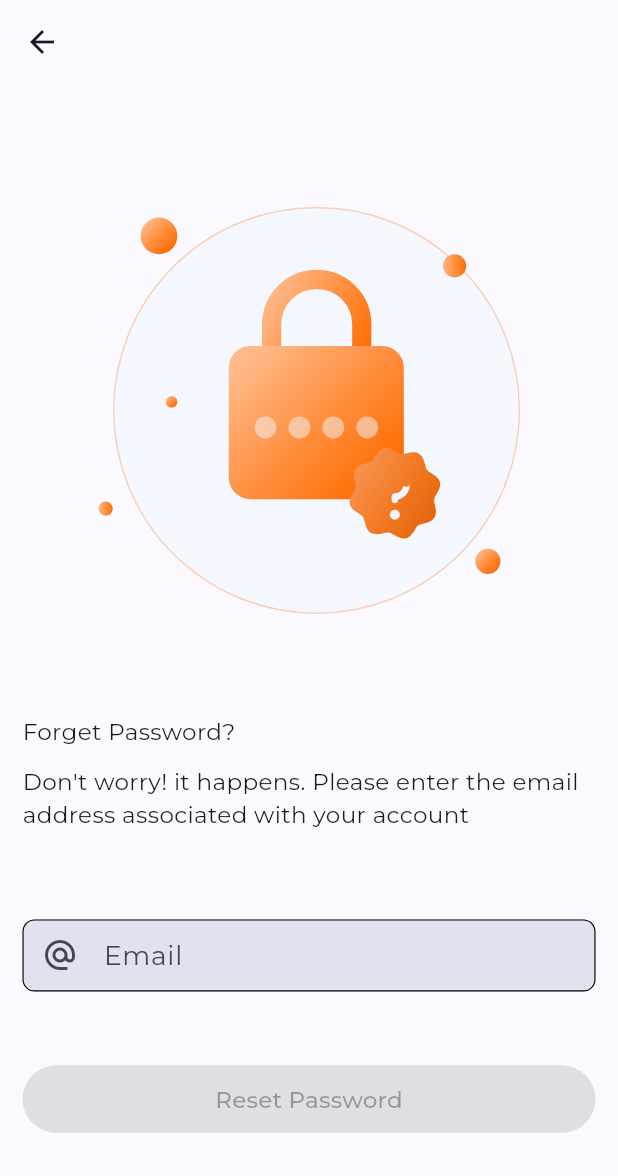
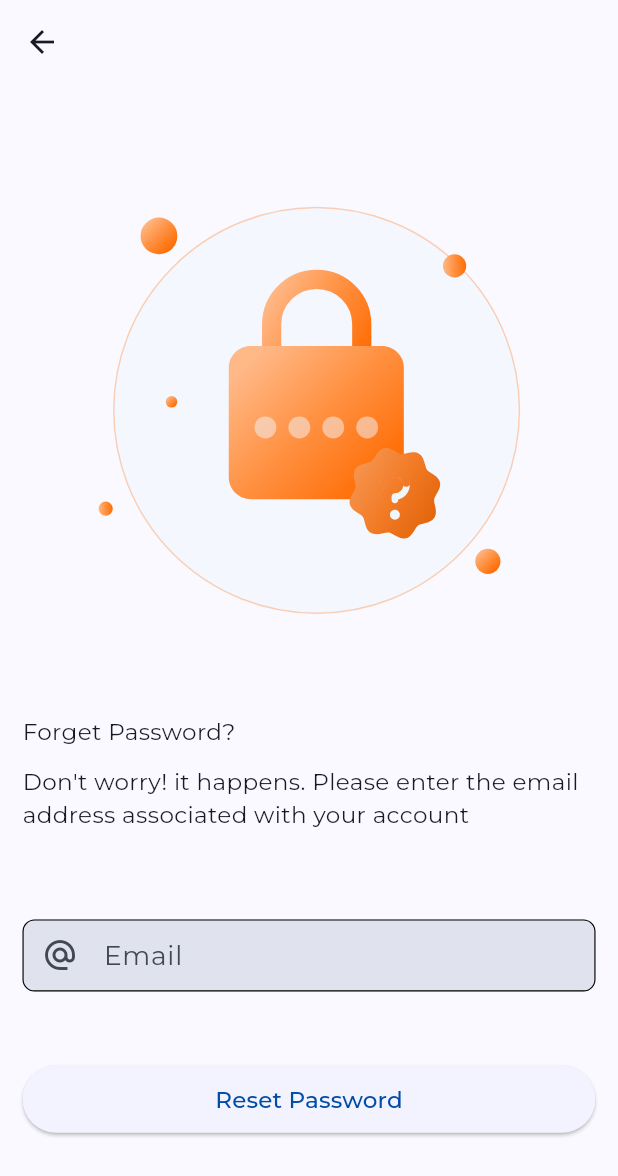
Before and after one commit to Shehab611/movie_hub, a Flutter app: the ForgetPasswordScreen screen opened by its route, on a phone screen of 412 x 824 dp. Shown: the top 1176 px of the screen. Run offline on Flutter 3.47's test engine with Material 3 defaults, Android fonts, the phone set to English and light mode, and no system bars; our stand-ins replace dio, equatable, firebase_auth, firebase_core, flutter_bloc, fluttertoast and 7 more; missing offline and left inert: encrypt, pointycastle; accounts and stored records are empty.

Commit message:
finish forget password feature

```diff
--- a/lib/core/service_locator.dart
+++ b/lib/core/service_locator.dart
@@ -5,6 +5,10 @@ import 'package:movie_hub/core/usable_functions/api/api_service_helper.dart';
 import 'package:movie_hub/core/usable_functions/encryption.dart';
 import 'package:movie_hub/core/utils/app_constants/app_strings.dart';
 import 'package:movie_hub/core/utils/design_utils/app_theme.dart';
+import 'package:movie_hub/features/authentication/forget_password/data/repositories/forget_password_repository.dart';
+import 'package:movie_hub/features/authentication/forget_password/data/sources/forget_password_remote_data_source.dart';
+import 'package:movie_hub/features/authentication/forget_password/domain/repositories/forget_password_repository_interface.dart';
+import 'package:movie_hub/features/authentication/forget_password/domain/use_cases/forget_password_use_case.dart';
 import 'package:movie_hub/features/authentication/login/data/repositories/login_repository.dart';
 import 'package:movie_hub/features/authentication/login/data/sources/login_remote_data_source.dart';
 import 'package:movie_hub/features/authentication/login/domain/repositories/login_repository_interface.dart';
@@ -48,6 +52,9 @@ Future<void> initServicesLocator() async {
 
   sl.registerLazySingleton<EmailVerificationRepositoryInterface>(
       () => EmailVerificationRepository(sl.get()));
+
+  sl.registerLazySingleton<ForgetPasswordRepositoryInterface>(
+      () => ForgetPasswordRepository(sl.get()));
   //#endregion
 
   //#region Data Sources
@@ -62,6 +69,9 @@ Future<void> initServicesLocator() async {
 
   sl.registerLazySingleton<EmailVerificationRemoteDataSourceInterface>(
       () => EmailVerificationRemoteDataSourceImpl());
+
+  sl.registerLazySingleton<ForgetPasswordRemoteDataSourceInterface>(
+      () => ForgetPasswordRemoteDataSourceImpl());
   //#endregion
 
   //#region Use Cases
@@ -74,6 +84,9 @@ Future<void> initServicesLocator() async {
 
   sl.registerLazySingleton<EmailVerificationUseCase>(
       () => EmailVerificationUseCase(sl.get()));
+
+  sl.registerLazySingleton<ForgetPasswordUseCase>(
+      () => ForgetPasswordUseCase(sl.get()));
   //#endregion
 
   //#region External
--- a/lib/core/utils/app_routes_utils/app_router.dart
+++ b/lib/core/utils/app_routes_utils/app_router.dart
@@ -4,7 +4,8 @@ import 'package:movie_hub/core/service_locator.dart';
 import 'package:movie_hub/features/authentication//register/presentation/view/register_screen.dart';
 import 'package:movie_hub/features/authentication/email_verification/view/email_verification_screen.dart';
 import 'package:movie_hub/features/authentication/email_verification/view_model_manger/email_verification_cubit.dart';
-import 'package:movie_hub/features/authentication/forget_password/view/forget_password_screen.dart';
+import 'package:movie_hub/features/authentication/forget_password/presentation/view/forget_password_screen.dart';
+import 'package:movie_hub/features/authentication/forget_password/presentation/view_model_manger/forget_password_cubit.dart';
 import 'package:movie_hub/features/authentication/login/presentation/view/login_screen.dart';
 import 'package:movie_hub/features/authentication/login/presentation/view_model_manger/login_cubit.dart';
 import 'package:movie_hub/features/authentication/register/presentation/view_model_manger/register_cubit.dart';
@@ -30,8 +31,10 @@ abstract final class AppRouter {
           create: (context) => RegisterCubit(sl.get(), sl.get(), sl.get()),
           child: const RegisterScreen(key: Key('Register Screen')),
         ),
-    AppPathName.kForgetPasswordScreen: (BuildContext context) =>
-        const ForgetPasswordScreen(key: Key('ForgetPassword Screen')),
+    AppPathName.kForgetPasswordScreen: (BuildContext context) => BlocProvider(
+          create: (context) => ForgetPasswordCubit(sl.get()),
+          child: const ForgetPasswordScreen(key: Key('ForgetPassword Screen')),
+        ),
     AppPathName.kEmailVerificationScreen: (BuildContext context) =>
         BlocProvider(
           key: const Key('Email Verification Screen Bloc Provider'),
--- a/lib/features/authentication/forget_password/view/forget_password_screen.dart
+++ b/lib/features/authentication/forget_password/presentation/view/forget_password_screen.dart
@@ -1,8 +1,11 @@
 import 'package:flutter/material.dart';
+import 'package:flutter_bloc/flutter_bloc.dart';
 import 'package:lottie/lottie.dart';
+import 'package:movie_hub/core/components/custom_components/custom_components.dart';
 import 'package:movie_hub/core/utils/app_constants/app_strings.dart';
 import 'package:movie_hub/core/utils/design_utils/app_images.dart';
 import 'package:movie_hub/core/utils/design_utils/app_theme.dart';
+import 'package:movie_hub/features/authentication/forget_password/presentation/view_model_manger/forget_password_cubit.dart';
 import 'package:movie_hub/features/authentication/shared/components/shared_components.dart';
 
 part '../widgets/forget_password_body.dart';
--- /dev/null
+++ b/lib/features/authentication/forget_password/presentation/view_model_manger/forget_password_cubit.dart
@@ -0,0 +1,38 @@
+import 'package:equatable/equatable.dart';
+import 'package:flutter/material.dart';
+import 'package:flutter_bloc/flutter_bloc.dart';
+import 'package:movie_hub/core/usable_functions/validate_check.dart';
+import 'package:movie_hub/features/authentication/forget_password/domain/use_cases/forget_password_use_case.dart';
+
+part 'forget_password_state.dart';
+
+class ForgetPasswordCubit extends Cubit<ForgetPasswordState> {
+  ForgetPasswordCubit(this._repositoryInterface)
+      : super(const ForgetPasswordInitial());
+
+  //#region Private Variables
+  final ForgetPasswordUseCase _repositoryInterface;
+
+  final TextEditingController _emailController = TextEditingController();
+
+  final GlobalKey<FormState> _formKey = GlobalKey<FormState>();
+
+  //#endregion
+
+  //#region Getters
+  GlobalKey<FormState> get formKey => _formKey;
+
+  TextEditingController get emailController => _emailController;
+
+  //#endregion
+
+  //#region Public Methods
+  Future<void> resetPassword() async {
+    if (ValidateCheck.validate(_formKey)) {
+      emit(const ForgetPasswordLoadingState());
+      await _repositoryInterface.call(_emailController.text);
+      emit(const ForgetPasswordSendMailState());
+    }
+  }
+//#endregion
+}
--- /dev/null
+++ b/lib/features/authentication/forget_password/presentation/view_model_manger/forget_password_state.dart
@@ -0,0 +1,26 @@
+part of 'forget_password_cubit.dart';
+
+sealed class ForgetPasswordState extends Equatable {
+  const ForgetPasswordState();
+}
+
+final class ForgetPasswordInitial extends ForgetPasswordState {
+  const ForgetPasswordInitial();
+
+  @override
+  List<Object> get props => [];
+}
+
+final class ForgetPasswordSendMailState extends ForgetPasswordState {
+  const ForgetPasswordSendMailState();
+
+  @override
+  List<Object> get props => [];
+}
+
+final class ForgetPasswordLoadingState extends ForgetPasswordState {
+  const ForgetPasswordLoadingState();
+
+  @override
+  List<Object> get props => [];
+}
--- /dev/null
+++ b/lib/features/authentication/forget_password/presentation/widgets/forget_password_body.dart
@@ -0,0 +1,76 @@
+part of '../view/forget_password_screen.dart';
+
+class ForgetPasswordBody extends StatelessWidget {
+  const ForgetPasswordBody({super.key});
+
+  @override
+  Widget build(BuildContext context) {
+    final Size size = MediaQuery.sizeOf(context);
+    return BlocConsumer<ForgetPasswordCubit, ForgetPasswordState>(
+      listener: (context, state) {
+        if (state is ForgetPasswordSendMailState) {
+          showCustomSnackBar(
+              AppLocalizations.of(context)
+                  .translate(AppStrings.mailSendSuccess),
+              context,
+              inTop: true,
+              isError: false);
+        }
+      },
+      builder: (context, state) {
+        final cubit = context.read<ForgetPasswordCubit>();
+        return Form(
+          key: cubit.formKey,
+          child: Column(
+            key: Key("First Column $key"),
+            mainAxisAlignment: MainAxisAlignment.spaceEvenly,
+            crossAxisAlignment: CrossAxisAlignment.start,
+            children: [
+              Semantics(
+                key: Key("Forget Password Animation Semantics $key"),
+                label: AppLocalizations.of(context).translate(
+                    AppStrings.forgetPasswordAnimationSemanticsLabel),
+                child: Lottie.asset(
+                  key: Key("Forget Password Animation $key"),
+                  AppAnimatedImages.forgetPasswordAnimation,
+                ),
+              ),
+              Text(
+                key: Key("Forget Password Text $key"),
+                AppLocalizations.of(context)
+                    .translate(AppStrings.forgetPassword),
+              ),
+              Text(
+                key: Key("Forget Password Text Message $key"),
+                AppLocalizations.of(context)
+                    .translate(AppStrings.forgetPasswordMessage),
+              ),
+              SizedBox(
+                key: Key("SizedBox $key"),
+                height: size.height * 0.3,
+                child: Column(
+                  key: Key("Second Column $key"),
+                  mainAxisAlignment: MainAxisAlignment.spaceEvenly,
+                  children: [
+                    EmailTextField(
+                      key: Key("Email Text Field $key"),
+                      controller: cubit.emailController,
+                    ),
+                    BigActionButton(
+                      key: Key("Forget Password button $key"),
+                      text: AppStrings.resetPassword,
+                      applyShimmer: state is ForgetPasswordLoadingState,
+                      onPressed: () {
+                        cubit.resetPassword();
+                      },
+                    )
+                  ],
+                ),
+              ),
+            ],
+          ),
+        );
+      },
+    );
+  }
+}
--- a/lib/features/authentication/forget_password/widgets/forget_password_body.dart
+++ /dev/null
@@ -1,58 +0,0 @@
-part of '../view/forget_password_screen.dart';
-
-class ForgetPasswordBody extends StatelessWidget {
-  const ForgetPasswordBody({super.key});
-
-  @override
-  Widget build(BuildContext context) {
-    final Size size = MediaQuery.sizeOf(context);
-    return Form(
-      //key: widget.formKey,
-      child: Column(
-        key: Key("First Column $key"),
-        mainAxisAlignment: MainAxisAlignment.spaceEvenly,
-        crossAxisAlignment: CrossAxisAlignment.start,
-        children: [
-          Semantics(
-            key: Key("Forget Password Animation Semantics $key"),
-            label: AppLocalizations.of(context)
-                .translate(AppStrings.forgetPasswordAnimationSemanticsLabel),
-            child: Lottie.asset(
-              key: Key("Forget Password Animation $key"),
-              AppAnimatedImages.forgetPasswordAnimation,
-            ),
-          ),
-          Text(
-            key: Key("Forget Password Text $key"),
-            AppLocalizations.of(context).translate(AppStrings.forgetPassword),
-          ),
-          Text(
-            key: Key("Forget Password Text Message $key"),
-            AppLocalizations.of(context)
-                .translate(AppStrings.forgetPasswordMessage),
-          ),
-          SizedBox(
-            key: Key("SizedBox $key"),
-            height: size.height * 0.3,
-            child: Column(
-              key: Key("Second Column $key"),
-              mainAxisAlignment: MainAxisAlignment.spaceEvenly,
-              children: [
-                EmailTextField(
-                  key: Key("Email Text Field $key"),
-                  controller: TextEditingController(),
-                  focusNode: FocusNode(),
-                  nextFocusNode: FocusNode(),
-                ),
-                BigActionButton(
-                  key: Key("Forget Password button $key"),
-                  text: AppStrings.resetPassword,
-                )
-              ],
-            ),
-          ),
-        ],
-      ),
-    );
-  }
-}
--- a/lib/features/authentication/shared/components/text_fields.dart
+++ b/lib/features/authentication/shared/components/text_fields.dart
@@ -4,12 +4,12 @@ class EmailTextField extends StatelessWidget {
   const EmailTextField(
       {super.key,
       required this.controller,
-      required this.focusNode,
-      required this.nextFocusNode});
+      this.focusNode,
+      this.nextFocusNode});
 
   final TextEditingController controller;
-  final FocusNode focusNode;
-  final FocusNode nextFocusNode;
+  final FocusNode? focusNode;
+  final FocusNode? nextFocusNode;
 
   @override
   Widget build(BuildContext context) {
```
